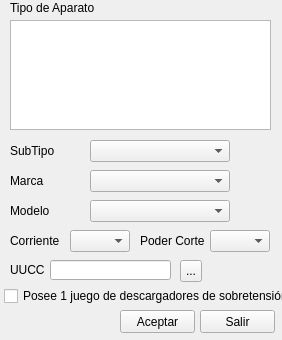
Old version of the form frm_seccionadores.ui in the repository messinajuan/EnerGis5.
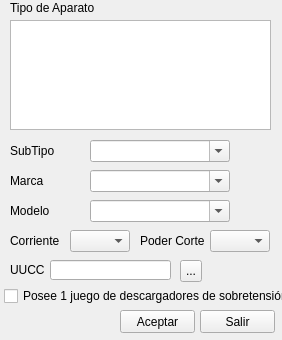
New version of the form.

Diff of the .ui file:
```diff
--- a/frm_seccionadores.ui
+++ b/frm_seccionadores.ui
@@ -28,6 +28,9 @@
      <height>22</height>
     </rect>
    </property>
+   <property name="editable">
+    <bool>true</bool>
+   </property>
   </widget>
   <widget class="QLabel" name="lbl_parametro1">
    <property name="geometry">
@@ -204,6 +207,9 @@
      <height>22</height>
     </rect>
    </property>
+   <property name="editable">
+    <bool>true</bool>
+   </property>
   </widget>
   <widget class="QComboBox" name="cmbParametro3">
    <property name="geometry">
@@ -214,6 +220,9 @@
      <height>22</height>
     </rect>
    </property>
+   <property name="editable">
+    <bool>true</bool>
+   </property>
   </widget>
   <widget class="QComboBox" name="cmbCorriente">
    <property name="geometry">
```
Left out of the diff: 9 changed lines with no effect on the pictures.
